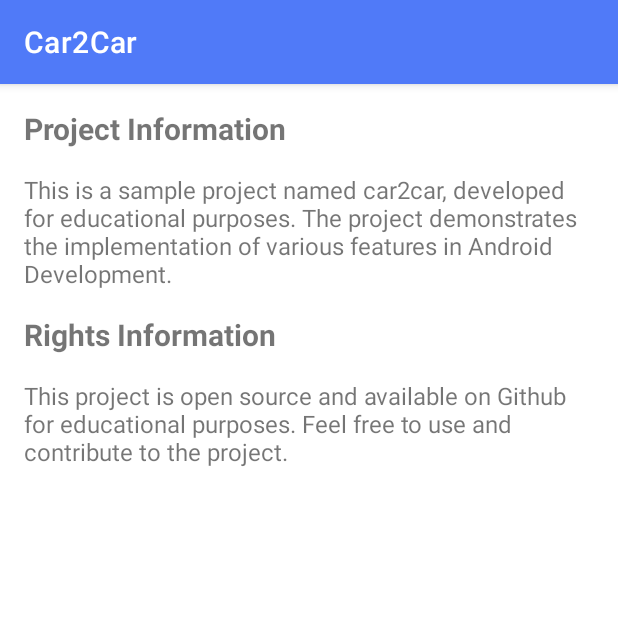
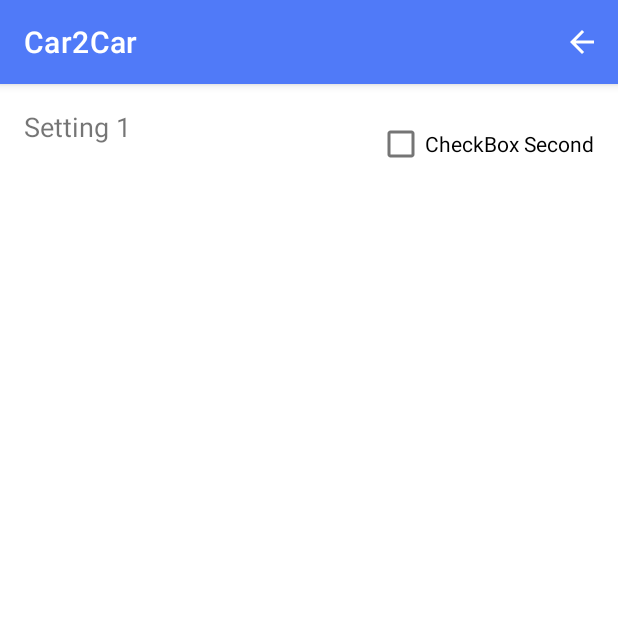
Before and after one commit to LukaKemo/AIR-JCC22-Car2Car-MobileAndroidApp, an Android app: the screen it shows after launch (AboutActivity before the commit, SettingsActivity after it), after a tap on "Settings", on a phone screen of 412 x 824 dp, the top half of it. Run offline under Robolectric (Android 15) with nearby library versions, the phone set to English and light mode, and no system bars; libraries missing offline, so code that uses them is left out: com.hivemq.client; 7 statements that could not run were skipped.

Commit message:
Fix up - added first settings - all navigation in the app fixed - added filter option without implementation of logic

```diff
--- a/Android/app/src/main/java/hr/foi/air/car2car/MainMapActivity.kt
+++ b/Android/app/src/main/java/hr/foi/air/car2car/MainMapActivity.kt
@@ -73,7 +73,10 @@
         newConnection.connectToMqtt(cars)
         mqttConnection = newConnection
         mapManager.setupMap(this)
-
+        if (!viewModel.connected) {
+            mqttConnection!!.sendConnectedMessage()
+            viewModel.connected = true
+        }
     }
 
     override fun onOptionsItemSelected(item: MenuItem): Boolean {
@@ -83,7 +86,7 @@
                 return true
             }
             R.id.settings -> {
-                startActivity(Intent(this, AboutActivity::class.java))
+                startActivity(Intent(this, SettingsActivity::class.java))
                 return true
             }
             else -> {return super.onOptionsItemSelected(item)}
--- a/Android/app/src/main/java/hr/foi/air/car2car/MqttViewModel.kt
+++ b/Android/app/src/main/java/hr/foi/air/car2car/MqttViewModel.kt
@@ -15,6 +15,7 @@
             }
     }
     val data = MutableLiveData<ArrayList<NotificationViewModel>>()
+    var connected = false
 }
 
 
--- a/Android/app/src/main/java/hr/foi/air/car2car/SettingsActivity.kt
+++ b/Android/app/src/main/java/hr/foi/air/car2car/SettingsActivity.kt
@@ -1,4 +1,29 @@
 package hr.foi.air.car2car
 
-class SettingsActivity {
+import android.content.Intent
+import android.os.Bundle
+import android.view.Menu
+import android.view.MenuItem
+import androidx.appcompat.app.AppCompatActivity
+
+class SettingsActivity : AppCompatActivity() {
+    override fun onCreate(savedInstanceState: Bundle?) {
+        super.onCreate(savedInstanceState)
+        setContentView(R.layout.activity_settings)
+    }
+
+    override fun onOptionsItemSelected(item: MenuItem): Boolean {
+        return when (item.itemId) {
+            R.id.back -> {
+                startActivity(Intent(this, MainMapActivity::class.java))
+                return true
+            }
+            else -> {return super.onOptionsItemSelected(item)}
+        }
+    }
+
+    override fun onCreateOptionsMenu(menu: Menu?): Boolean {
+        menuInflater.inflate(R.menu.about_navigation, menu);
+        return true
+    }
 }
--- /dev/null
+++ b/Android/app/src/main/res/drawable/back_icon.xml
@@ -0,0 +1,5 @@
+<vector android:autoMirrored="true" android:height="24dp"
+    android:tint="#FFFFFF" android:viewportHeight="24"
+    android:viewportWidth="24" android:width="24dp" xmlns:android="http://schemas.android.com/apk/res/android">
+    <path android:fillColor="@android:color/white" android:pathData="M20,11H7.83l5.59,-5.59L12,4l-8,8 8,8 1.41,-1.41L7.83,13H20v-2z"/>
+</vector>
--- a/Android/app/src/main/res/layout/activity_settings.xml
+++ b/Android/app/src/main/res/layout/activity_settings.xml
@@ -1,22 +1,21 @@
-<LinearLayout xmlns:android="http://schemas.android.com/apk/res/android"
-    xmlns:app="http://schemas.android.com/apk/res-auto"
+<RelativeLayout xmlns:android="http://schemas.android.com/apk/res/android"
+    xmlns:tools="http://schemas.android.com/tools"
     android:layout_width="match_parent"
-    android:layout_height="match_parent"
-    android:orientation="vertical"
+    android:layout_height="wrap_content"
     android:padding="16dp">
 
     <TextView
-        android:layout_width="match_parent"
+        android:layout_width="wrap_content"
         android:layout_height="wrap_content"
-        android:text="Project Information"
-        android:textSize="20sp"
-        android:textStyle="bold" />
+        android:textSize="18sp"
+        android:text="Setting 1" />
 
-    <TextView
-        android:layout_width="match_parent"
+    <CheckBox
+        android:id="@+id/checkBox2"
+        android:layout_width="wrap_content"
         android:layout_height="wrap_content"
-        android:text="This is a sample project named car2car, developed for educational purposes. The project demonstrates the implementation of various features in Android Development."
-        android:textSize="16sp"
-        android:paddingTop="16dp" />
+        android:layout_alignParentEnd="true"
+        android:layout_centerVertical="true"
+        android:text="CheckBox Second" />
 
-</LinearLayout>
+</RelativeLayout>
--- /dev/null
+++ b/Android/app/src/main/res/menu/about_navigation.xml
@@ -0,0 +1,9 @@
+<?xml version="1.0" encoding="utf-8"?>
+<menu xmlns:android="http://schemas.android.com/apk/res/android"
+    xmlns:app="http://schemas.android.com/apk/res-auto">
+    <item
+        android:id="@+id/back"
+        android:icon="@drawable/back_icon"
+        android:title="Back"
+        app:showAsAction="always"/>
+</menu>
```
Also changed, not shown: Android/app/src/main/AndroidManifest.xml (+7 -1 lines), Android/app/src/main/java/hr/foi/air/car2car/AboutActivity.kt (+18 -0 lines), Android/app/src/main/java/hr/foi/air/car2car/MQTT/MqttManager.kt (+29 -12 lines), Android/app/src/main/java/hr/foi/air/car2car/Notifications/NotificationActivity.kt (+15 -0 lines), Android/app/src/main/res/menu/notifications_navigation.xml (added, +19 -0 lines).
